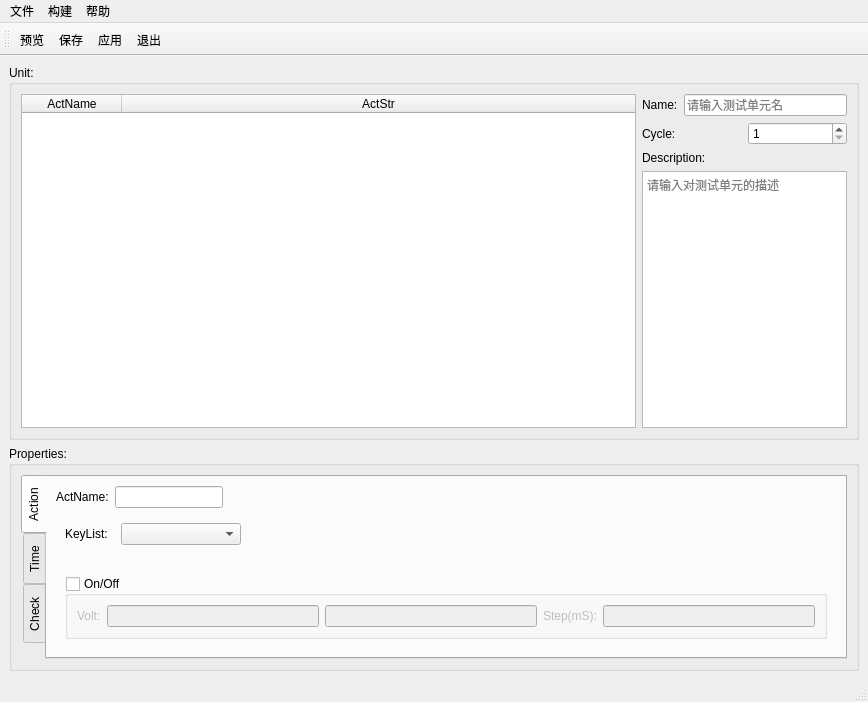
Above: SubWidget/deftheunit.ui from RoadRover-AutoTest/QtDemo before the change. Below: the same form after it.
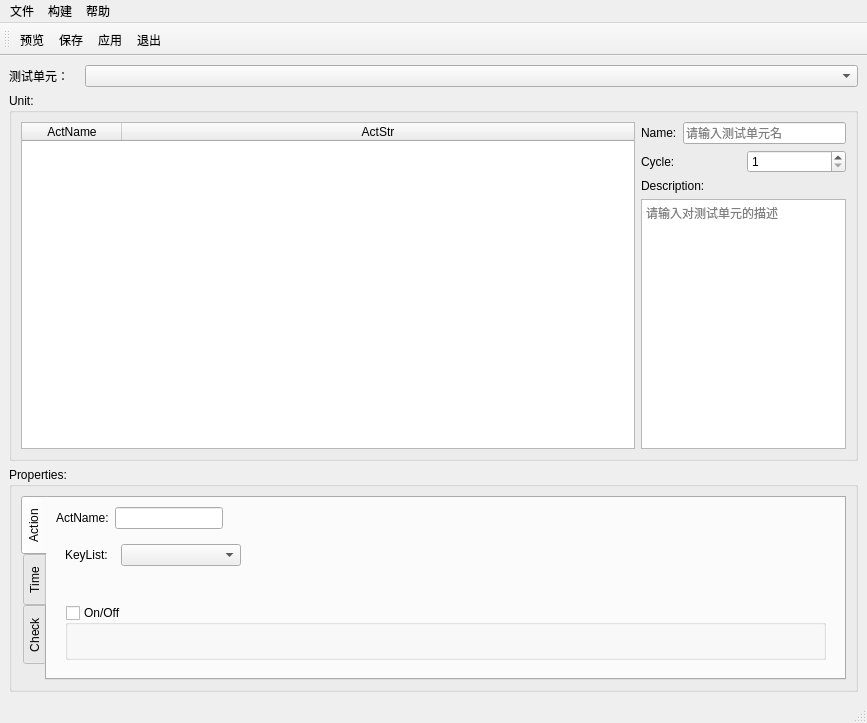
That is the form after the change. The open tabs and pages were chosen to show the change. Icons and pictures are not drawn.

Commit message: 20190227:临时，将自定义创建的测试单元保存及应用，并且设定固定的测试项的操作

Patch:
```diff
--- a/SubWidget/deftheunit.ui
+++ b/SubWidget/deftheunit.ui
@@ -6,16 +6,16 @@
    <rect>
     <x>0</x>
     <y>0</y>
-    <width>868</width>
-    <height>702</height>
+    <width>867</width>
+    <height>723</height>
    </rect>
   </property>
   <property name="windowTitle">
    <string>MainWindow</string>
   </property>
   <widget class="QWidget" name="centralwidget">
-   <layout class="QGridLayout" name="gridLayout_11">
-    <item row="0" column="0" colspan="2">
+   <layout class="QGridLayout" name="gridLayout_8">
+    <item row="1" column="0" colspan="3">
      <layout class="QVBoxLayout" name="verticalLayout" stretch="2,1">
       <item>
        <widget class="QGroupBox" name="groupBox">
@@ -239,43 +239,7 @@
                    <property name="checked">
                     <bool>false</bool>
                    </property>
-                   <layout class="QGridLayout" name="gridLayout_20">
-                    <item row="0" column="0">
-                     <widget class="QLabel" name="label_12">
-                      <property name="text">
-                       <string>Volt:</string>
-                      </property>
-                     </widget>
-                    </item>
-                    <item row="0" column="1">
-                     <widget class="QLineEdit" name="editVolMin">
-                      <property name="text">
-                       <string/>
-                      </property>
-                     </widget>
-                    </item>
-                    <item row="0" column="2">
-                     <widget class="QLineEdit" name="editVolMax">
-                      <property name="text">
-                       <string/>
-                      </property>
-                     </widget>
-                    </item>
-                    <item row="0" column="3">
-                     <widget class="QLabel" name="label_13">
-                      <property name="text">
-                       <string>Step(mS):</string>
-                      </property>
-                     </widget>
-                    </item>
-                    <item row="0" column="4">
-                     <widget class="QLineEdit" name="editVolStep">
-                      <property name="text">
-                       <string/>
-                      </property>
-                     </widget>
-                    </item>
-                   </layout>
+                   <layout class="QGridLayout" name="gridLayout_20"/>
                   </widget>
                  </item>
                  <item row="0" column="2" rowspan="2">
@@ -828,6 +792,22 @@
       </item>
      </layout>
     </item>
+    <item row="0" column="0">
+     <widget class="QLabel" name="label_11">
+      <property name="maximumSize">
+       <size>
+        <width>70</width>
+        <height>16777215</height>
+       </size>
+      </property>
+      <property name="text">
+       <string>测试单元：</string>
+      </property>
+     </widget>
+    </item>
+    <item row="0" column="1" colspan="2">
+     <widget class="QComboBox" name="comboUnitList"/>
+    </item>
    </layout>
   </widget>
   <widget class="QMenuBar" name="menubar">
@@ -835,7 +815,7 @@
     <rect>
      <x>0</x>
      <y>0</y>
-     <width>868</width>
+     <width>867</width>
      <height>23</height>
     </rect>
    </property>
```
Left out of the diff: 6 changed lines with no effect on the pictures. The commit also changes 14 other files.
